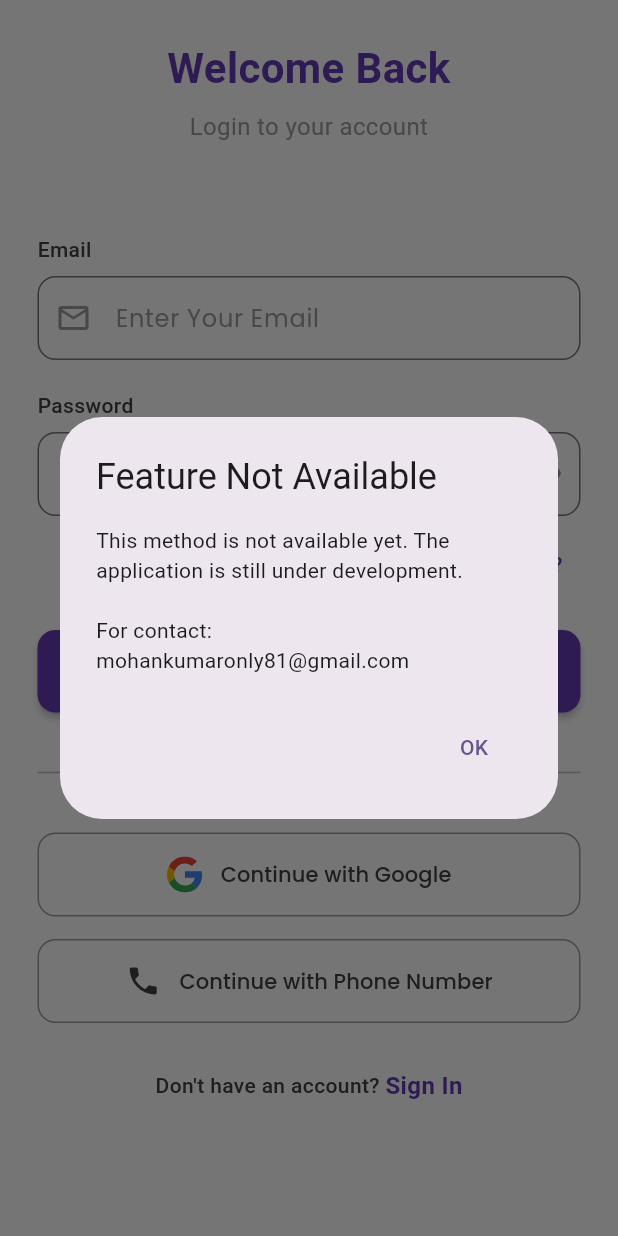
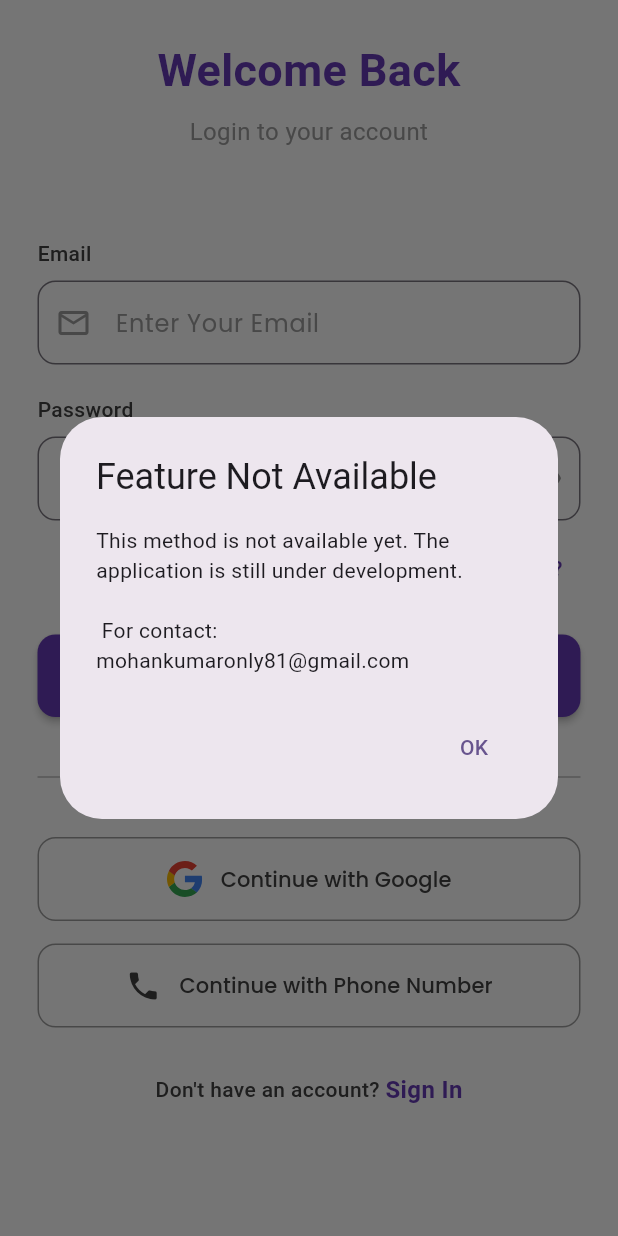
Before and after one commit to mohankumaronly/chatting_application, a Flutter app: the screen it shows after launch, after a tap on "Continue with Phone Number", on a phone screen of 412 x 824 dp. Run offline on Flutter 3.47's test engine with Material 3 defaults, Android fonts, the phone set to English and light mode, and no system bars; our stand-ins replace flutter_svg, google_fonts, lottie.

Commit message:
code is Updated

```diff
--- a/lib/constants/appConstantFontsize.dart
+++ b/lib/constants/appConstantFontsize.dart
@@ -0,0 +1,3 @@
+class AppFontSize{
+
+}
--- a/lib/constants/appStringConstant.dart
+++ b/lib/constants/appStringConstant.dart
@@ -8,4 +8,18 @@ class AppStrings{
   static const String forgotPassword = 'Forgot Password?';
   static const String loginTextButton = 'Login';
   static const String madeByRockRanger = 'Made by RockRanger ❤️';
+  static const String splashScreenAnimationPath = 'assets/animations/splashAnimation.json';
+  static const String googleSvgPath = 'assets/icons/google.svg';
+  static const String continueWithGoogle = 'Continue with Google';
+  static const String continueWithPhoneNumber = 'Continue with Phone Number';
+  static const String featureIsNotAvailable = 'Feature Not Available';
+  static const String messageForNotAvailable = 'This method is not available yet. The application is still under development.\n\n For contact: mohankumaronly81@gmail.com';
+  static const String dontHaveAccount = "Don't have an account? ";
+  static const String okString = 'OK';
+  static const String signInText = 'Sign In';
+  static const String orText = 'OR';
+
+
+
+
 }
--- a/lib/screens/loginScreen.dart
+++ b/lib/screens/loginScreen.dart
@@ -73,7 +73,7 @@ class _LoginScreenState extends State<LoginScreen> {
       mainAxisAlignment: MainAxisAlignment.center,
       children: [
         MyTextLabel(
-          text: "Don't have an account? ",
+          text: AppStrings.dontHaveAccount,
           fontSize: 14,
           color: AppColors.grey800,
           fontWeight: FontWeight.w500,
@@ -81,7 +81,7 @@ class _LoginScreenState extends State<LoginScreen> {
         GestureDetector(
           onTap: () {},
           child: MyTextLabel(
-            text: "Sign In",
+            text: AppStrings.signInText,
             fontSize: 16,
             color: AppColors.primary,
             fontWeight: FontWeight.bold,
@@ -112,21 +112,20 @@ class _LoginScreenState extends State<LoginScreen> {
 
   CustomOutlinedButton _buildPhoneButton() {
     return CustomOutlinedButton(
-      text: 'Continue with Phone Number',
+      text: AppStrings.continueWithPhoneNumber,
       iconData: Icons.phone,
       onPressed: () {
         showDialog(
           context: context,
           builder: (context) => AlertDialog(
-            title: const Text("Feature Not Available"),
+            title: const Text(AppStrings.featureIsNotAvailable),
             content: const Text(
-              "This method is not available yet. The application is still under development.\n\n"
-              "For contact: mohankumaronly81@gmail.com",
+              AppStrings.messageForNotAvailable,
             ),
             actions: [
               TextButton(
                 onPressed: () => Navigator.of(context).pop(),
-                child: const Text("OK"),
+                child: const Text(AppStrings.okString),
               ),
             ],
           ),
@@ -137,8 +136,8 @@ class _LoginScreenState extends State<LoginScreen> {
 
   CustomOutlinedButton _buildGoogleButton() {
     return CustomOutlinedButton(
-      text: 'Continue with Google',
-      svgPath: 'assets/icons/google.svg',
+      text: AppStrings.continueWithGoogle,
+      svgPath: AppStrings.googleSvgPath,
       onPressed: () {},
     );
   }
@@ -180,16 +179,14 @@ class _LoginScreenState extends State<LoginScreen> {
     );
   }
 
-  /// Builds the welcome title text widget
   Widget _buildWelcomeTitle() => MyTextLabel(
     text: AppStrings.welcomeText,
-    fontSize: 28,
+    fontSize: 30,
     fontWeight: FontWeight.bold,
     color: AppColors.primary,
     textAlign: TextAlign.center,
   );
 
-  // Build The
   Widget _buildSubtitle() => MyTextLabel(
     text: AppStrings.loginIntoYourAccount,
     fontSize: 16,
@@ -197,7 +194,6 @@ class _LoginScreenState extends State<LoginScreen> {
     textAlign: TextAlign.center,
   );
 
-  // Build Email Text Above The Text Filed
   Widget _buildEmailText() => MyTextLabel(
     text: AppStrings.titleEmailText,
     fontSize: 14,
--- a/lib/screens/splashScreen.dart
+++ b/lib/screens/splashScreen.dart
@@ -33,7 +33,7 @@ class _SplashScreenState extends State<SplashScreen> {
           Expanded(
             child: Center(
               child: Lottie.asset(
-                'assets/animations/splashAnimation.json',
+                AppStrings.splashScreenAnimationPath,
                 width: 250,
                 height: 250,
                 fit: BoxFit.contain,
--- a/lib/widgets/customDivider.dart
+++ b/lib/widgets/customDivider.dart
@@ -1,3 +1,4 @@
+import 'package:chatting_application/constants/appStringConstant.dart';
 import 'package:flutter/material.dart';
 import 'package:google_fonts/google_fonts.dart';
 
@@ -12,7 +13,7 @@ class OrDivider extends StatelessWidget {
         Padding(
           padding: const EdgeInsets.symmetric(horizontal: 12),
           child: Text(
-            'OR',
+            AppStrings.orText,
             style: GoogleFonts.poppins(
               color: Colors.grey[600],
               fontWeight: FontWeight.w500,
--- a/lib/widgets/customOutlinedButton.dart
+++ b/lib/widgets/customOutlinedButton.dart
@@ -1,3 +1,10 @@
+// text – (String) The button label text. (Required)
+// onPressed – (VoidCallback) The function to be called when the button is pressed. (Required)
+// svgPath – (String?) Path to the SVG asset to be used as the icon. (Optional, but either this or iconData is required)
+// iconData – (IconData?) Flutter icon to display if no SVG is used. (Optional, but either this or svgPath is required)
+// iconColor – (Color?) Color of the iconData icon. Defaults to Colors.grey[800] if not provided. (Optional)
+
+
 import 'package:flutter/material.dart';
 import 'package:flutter_svg/flutter_svg.dart';
 import 'package:google_fonts/google_fonts.dart';
@@ -5,8 +12,8 @@ import 'package:google_fonts/google_fonts.dart';
 class CustomOutlinedButton extends StatelessWidget {
   final String text;
   final VoidCallback onPressed;
-  final String? svgPath; // For SVG icon
-  final IconData? iconData; // For regular Flutter icons
+  final String? svgPath;
+  final IconData? iconData;
   final Color? iconColor;
 
   const CustomOutlinedButton({
@@ -16,8 +23,10 @@ class CustomOutlinedButton extends StatelessWidget {
     this.svgPath,
     this.iconData,
     this.iconColor,
-  }) : assert(svgPath != null || iconData != null,
-              'Either svgPath or iconData must be provided');
+  }) : assert(
+         svgPath != null || iconData != null,
+         'Either svgPath or iconData must be provided',
+       );
 
   @override
   Widget build(BuildContext context) {
@@ -43,9 +52,7 @@ class CustomOutlinedButton extends StatelessWidget {
       onPressed: onPressed,
       style: OutlinedButton.styleFrom(
         padding: const EdgeInsets.symmetric(vertical: 16),
-        shape: RoundedRectangleBorder(
-          borderRadius: BorderRadius.circular(12),
-        ),
+        shape: RoundedRectangleBorder(borderRadius: BorderRadius.circular(12)),
         side: const BorderSide(color: Colors.grey),
       ),
       child: Row(
```
Also changed, not shown: lib/widgets/customButton.dart (+8 -0 lines), lib/widgets/customText.dart (+7 -0 lines), lib/widgets/customTextField.dart (+9 -0 lines).
